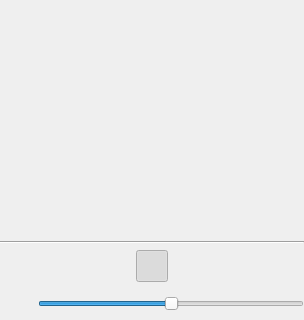
First picture: the form in listWnd.ui, repository ph1126542159/WidgetMusicPlayer, before the edit; both pictures show x 0 to 304 and y 491 to 811 of the 304 by 811 pixel window.
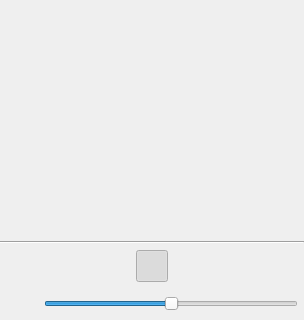
Second picture: the form after the edit. Icons and pictures are not drawn.

```diff
--- a/listWnd.ui
+++ b/listWnd.ui
@@ -274,6 +274,12 @@
    </item>
    <item>
     <layout class="QHBoxLayout" name="horizontalLayout_3">
+     <property name="leftMargin">
+      <number>6</number>
+     </property>
+     <property name="rightMargin">
+      <number>6</number>
+     </property>
      <item>
       <widget class="QPushButton" name="vloumeBtn">
        <property name="sizePolicy">
```
